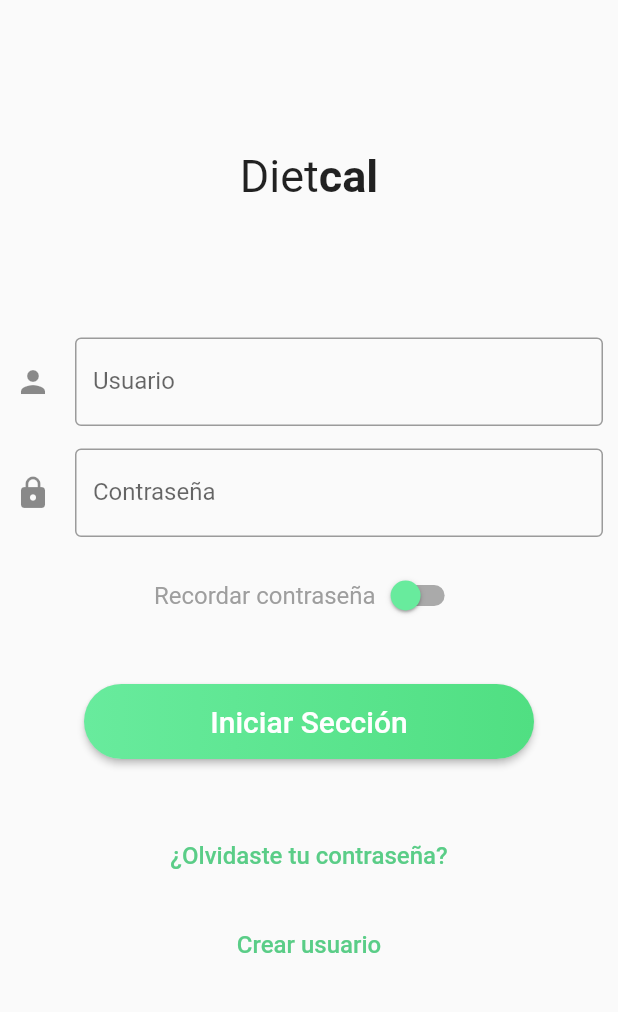
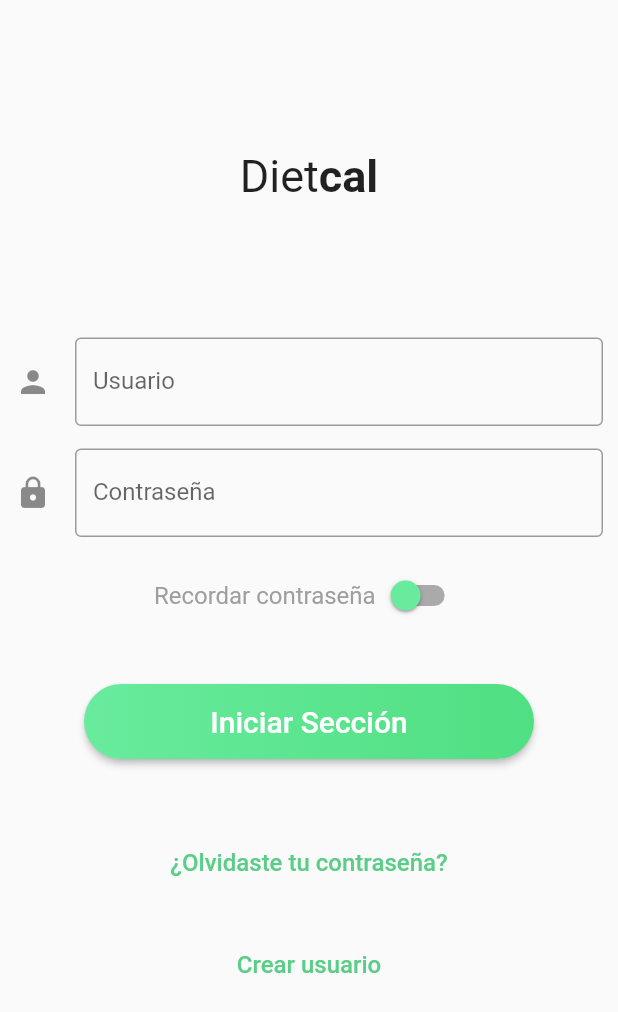
Before and after one commit to armpxd/Dietcal, a Flutter app: the screen it shows after launch, on a phone screen of 412 x 824 dp. Shown: the top 1012 px of the screen. Run offline on Flutter 3.47's test engine with Material 2 defaults, Android fonts, the phone set to English and light mode, and no system bars.

Commit message:
created register component and add register flatButton to login

```diff
--- a/diet_cal_mobile/lib/userManegment/login.dart
+++ b/diet_cal_mobile/lib/userManegment/login.dart
@@ -1,5 +1,6 @@
 import 'package:flutter/material.dart';
 import 'constants.dart';
+import 'forgotPassword.dart';
 
 class Login extends StatefulWidget {
   @override
@@ -19,6 +20,24 @@ class _LoginState extends State<Login> {
     //See how to manage local storage in flutter to put the token id there and consult when is necesary
   }
 
+  Widget flatCustomButton(action, text) {
+    return Center(
+      child: Padding(
+        padding: const EdgeInsets.all(10.0),
+        child: FlatButton(
+          onPressed: () {
+            action();
+          },
+          child: Text(
+            text,
+            style: flatButtonTextStyle,
+          ),
+        ),
+      ),
+    );
+  }
+
+//LoginConstants.register
   @override
   Widget build(BuildContext context) {
     return Scaffold(
@@ -164,30 +183,10 @@ class _LoginState extends State<Login> {
                   ),
                 ),
               ),
-              Center(
-                child: Padding(
-                  padding: const EdgeInsets.all(20.0),
-                  child: Text(
-                    LoginConstants.forgotPassword,
-                    style: TextStyle(
-                        color: LoginConstants.buttonForgotPasswordColor,
-                        fontSize: 16,
-                        fontWeight: FontWeight.w500),
-                  ),
-                ),
-              ),
-              Center(
-                child: Padding(
-                  padding: const EdgeInsets.all(20.0),
-                  child: Text(
-                    LoginConstants.register,
-                    style: TextStyle(
-                        color: LoginConstants.buttonForgotPasswordColor,
-                        fontSize: 16,
-                        fontWeight: FontWeight.w500),
-                  ),
-                ),
-              )
+              flatCustomButton(
+                  () => Navigator.pushNamed(context, ForgotPassword.id),
+                  LoginConstants.forgotPassword),
+              flatCustomButton(() => print("register"), LoginConstants.register)
             ],
           ),
         ),
--- a/diet_cal_mobile/lib/userManegment/register.dart
+++ b/diet_cal_mobile/lib/userManegment/register.dart
@@ -0,0 +1,13 @@
+import 'package:flutter/material.dart';
+
+class SingUp extends StatefulWidget {
+  @override
+  _SingUpState createState() => _SingUpState();
+}
+
+class _SingUpState extends State<SingUp> {
+  @override
+  Widget build(BuildContext context) {
+    return Container();
+  }
+}
```
